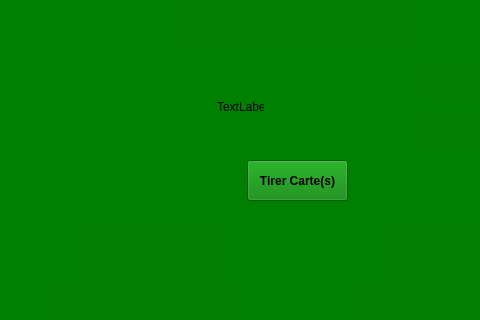
Before: the Qt Designer form game.ui in bahmed99/BatailleGraphique, drawn with Qt 5; both pictures show x 113 to 593 and y 0 to 320 of the 836 by 662 pixel window.
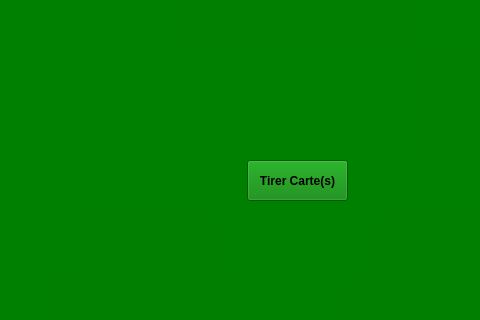
After: the same form once the commit is applied.

Diff of the .ui file:
```diff
--- a/game.ui
+++ b/game.ui
@@ -1634,19 +1634,6 @@
      <string>Redemarer</string>
     </property>
    </widget>
-   <widget class="QLabel" name="timer1">
-    <property name="geometry">
-     <rect>
-      <x>330</x>
-      <y>100</y>
-      <width>47</width>
-      <height>13</height>
-     </rect>
-    </property>
-    <property name="text">
-     <string>TextLabel</string>
-    </property>
-   </widget>
   </widget>
   <widget class="QMenuBar" name="menubar">
    <property name="geometry">
```
